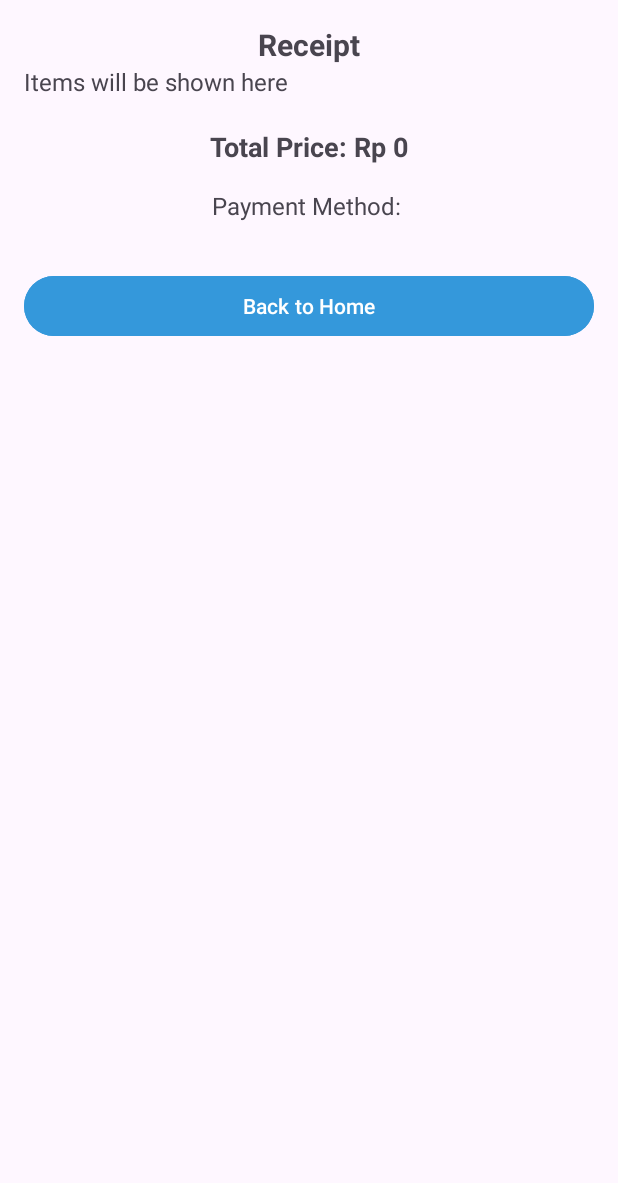
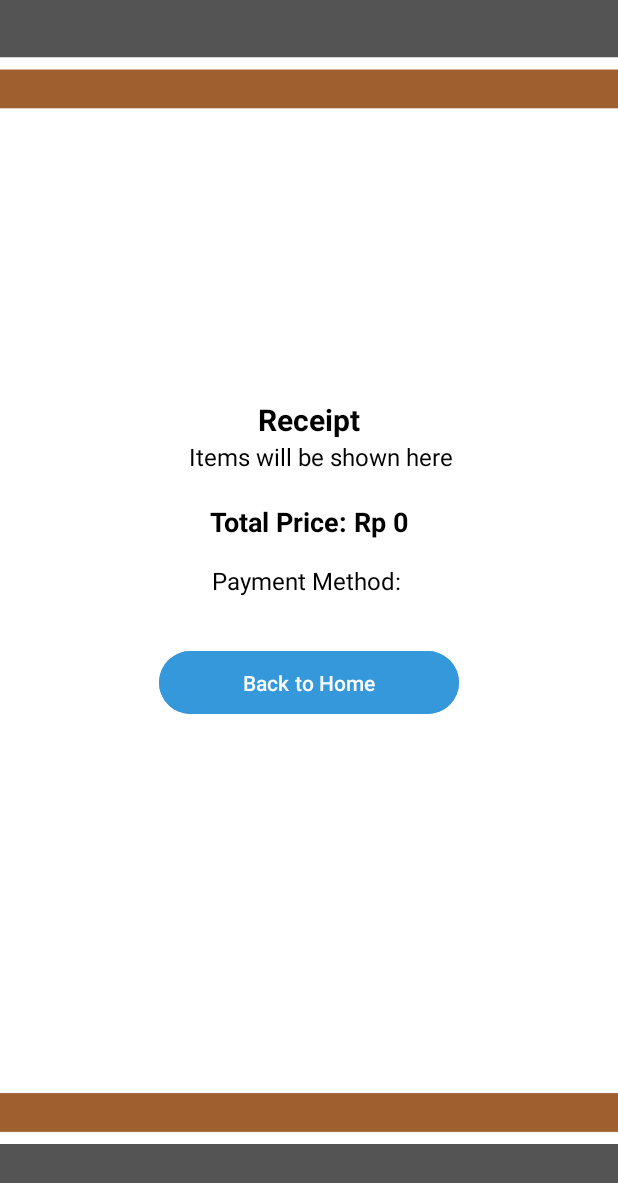
Before and after one commit to Komecitos/MomenKopi, an Android app: the layout activity_struk_pembayaran.xml on its own in the app's theme, with its tools: preview values and no code run, on a phone screen of 412 x 824 dp. Shown: the top 1183 px of the screen. Run offline under Robolectric (Android 15) with nearby library versions, the phone set to English and light mode, and no system bars.

Commit message:
Modifikasi tampilan detail pemesanan dan struk

```diff
--- a/app/src/main/res/layout/activity_detail_pemesanan.xml
+++ b/app/src/main/res/layout/activity_detail_pemesanan.xml
@@ -51,7 +51,7 @@
             android:id="@+id/rbTransfer"
             android:layout_width="wrap_content"
             android:layout_height="wrap_content"
-            android:text="Transfer Bank"
+            android:text="QRIS"
             android:textColor="#34495e"
             android:layout_marginEnd="16dp"
             android:buttonTint="#3498db" />
@@ -60,7 +60,7 @@
             android:id="@+id/rbCOD"
             android:layout_width="wrap_content"
             android:layout_height="wrap_content"
-            android:text="Cash on Delivery"
+            android:text="Tunai"
             android:textColor="#34495e"
             android:buttonTint="#3498db" />
     </RadioGroup>
@@ -76,6 +76,7 @@
 
         <com.google.android.material.textfield.TextInputEditText
             android:id="@+id/etPhoneNumber"
+            android:textColor="#000000"
             android:layout_width="match_parent"
             android:layout_height="wrap_content"
             android:hint="nomor whatsapp"
--- a/app/src/main/res/layout/activity_struk_pembayaran.xml
+++ b/app/src/main/res/layout/activity_struk_pembayaran.xml
@@ -4,12 +4,17 @@
     xmlns:tools="http://schemas.android.com/tools"
     android:layout_width="match_parent"
     android:layout_height="match_parent"
+    android:layout_gravity="center"
+    android:orientation="vertical"
     android:padding="16dp"
+    android:background="@drawable/login_bg"
     tools:context=".StrukPembayaranActivity">
 
     <!-- Title TextView -->
     <TextView
         android:id="@+id/tvReceiptTitle"
+        android:textColor="#000000"
+        android:layout_marginTop="250dp"
         android:layout_width="wrap_content"
         android:layout_height="wrap_content"
         android:text="Receipt"
@@ -24,7 +29,9 @@
     <!-- Display Ordered Items -->
     <TextView
         android:id="@+id/tvOrderedItemsDetails"
-        android:layout_width="0dp"
+        android:layout_width="match_parent"
+        android:textColor="#000000"
+        android:layout_marginLeft="110dp"
         android:layout_height="wrap_content"
         android:text="Items will be shown here"
         android:textSize="16sp"
@@ -35,6 +42,7 @@
     <!-- Display Total Price -->
     <TextView
         android:id="@+id/tvTotalPriceDetail"
+        android:textColor="#000000"
         android:layout_width="wrap_content"
         android:layout_height="wrap_content"
         android:text="Total Price: Rp 0"
@@ -48,6 +56,7 @@
     <!-- Display Payment Method -->
     <TextView
         android:id="@+id/tvPaymentMethod"
+        android:textColor="#000000"
         android:layout_width="wrap_content"
         android:layout_height="wrap_content"
         android:text="Payment Method: "
@@ -60,8 +69,8 @@
     <!-- Go Back Button -->
     <Button
         android:id="@+id/btnBackToHome"
-        android:layout_width="0dp"
-        android:layout_height="wrap_content"
+        android:layout_width="200dp"
+        android:layout_height="50dp"
         android:text="Back to Home"
         android:layout_marginTop="32dp"
         app:layout_constraintStart_toStartOf="parent"
--- a/app/src/main/res/layout/home_page.xml
+++ b/app/src/main/res/layout/home_page.xml
@@ -402,7 +402,7 @@
 
 
             <!-- Button to decrease item count -->
-            <Button
+            <androidx.appcompat.widget.AppCompatButton
                 android:id="@+id/btn_decrease"
                 android:layout_width="30dp"
                 android:layout_height="30dp"
@@ -421,7 +421,7 @@
                 android:textStyle="bold"/>
 
             <!-- Button to increase item count -->
-            <Button
+            <androidx.appcompat.widget.AppCompatButton
                 android:id="@+id/btn_increase"
                 android:layout_width="30dp"
                 android:layout_height="30dp"
```
Also changed, not shown: app/src/main/java/com/example/momen_kopi/DetailPemesananActivity.java (+31 -7 lines), app/src/main/java/com/example/momen_kopi/StrukPembayaranActivity.java (+5 -2 lines).
